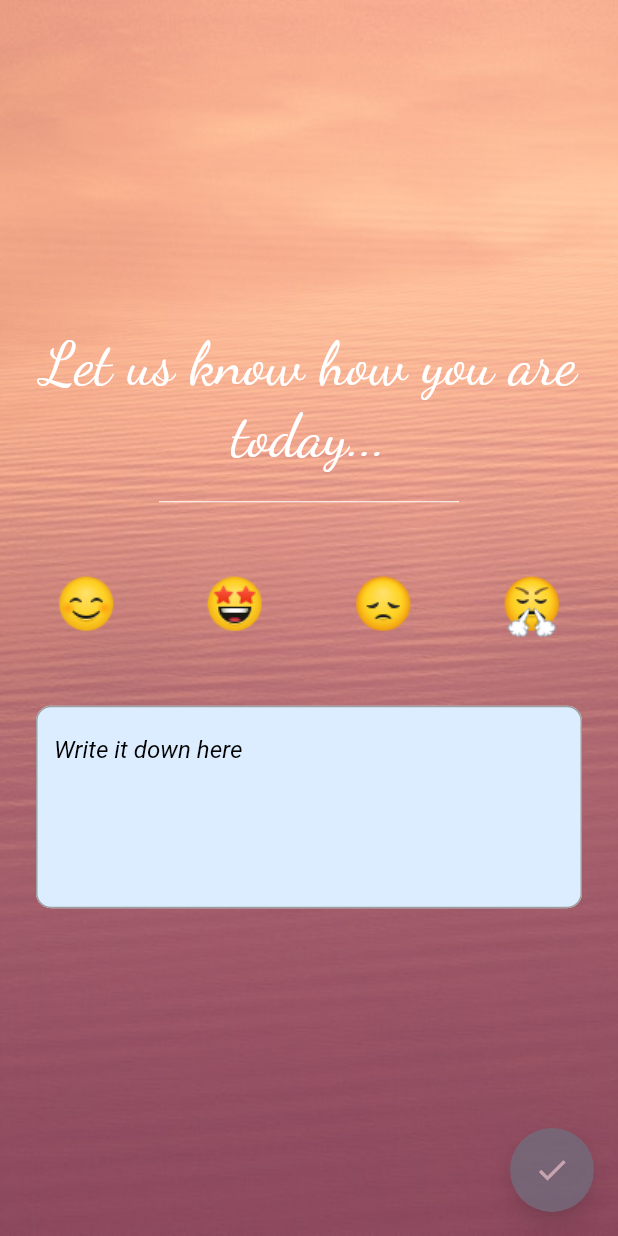
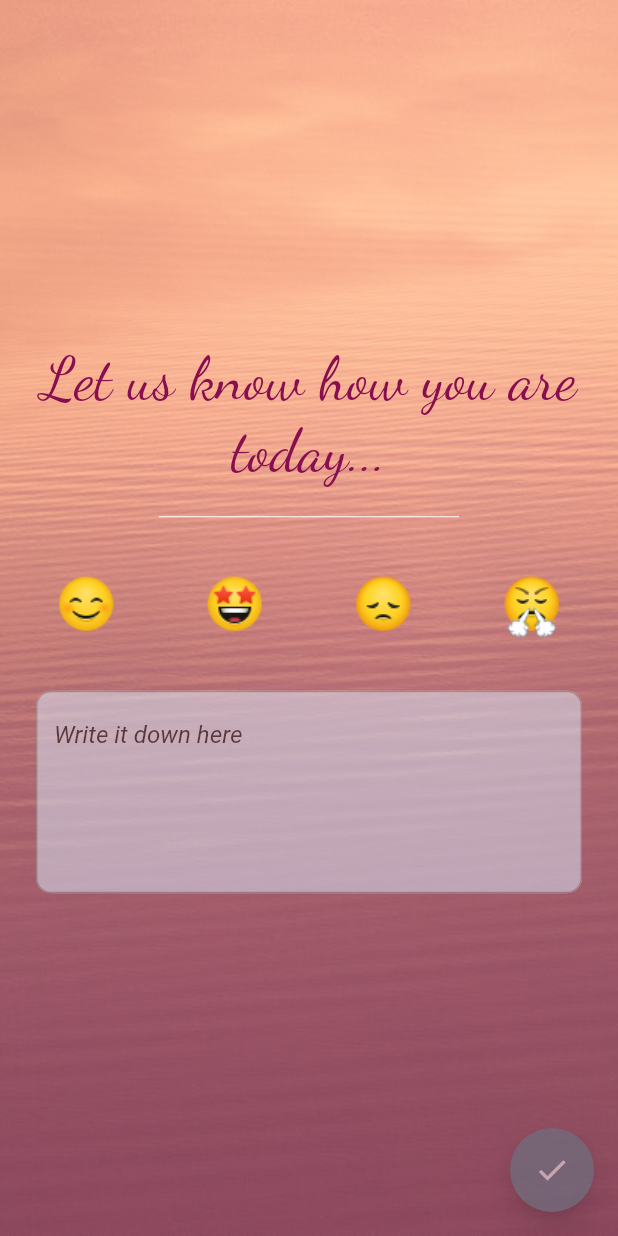
Before and after one commit to angie1015/psique, a Flutter app: the screen it shows after launch, on a phone screen of 412 x 824 dp. Run offline on Flutter 3.47's test engine with Material 2 defaults, Android fonts, the light colour scheme and no system bars; our stand-ins replace audioplayers, google_fonts; missing offline and left inert: flutter_auth0.

Commit message:
minor changes in moodTracker

```diff
--- a/lib/moodTracker.dart
+++ b/lib/moodTracker.dart
@@ -44,7 +44,7 @@ class _Mood extends State<Mood> {
               child: Text(
                 'Let us know how you are today...',
                 textAlign: TextAlign.center,
-                style: GoogleFonts.dancingScript(fontSize: 40, color: Colors.white),
+                style: GoogleFonts.dancingScript(fontSize: 40, color: Colors.pink[900], decorationColor: Colors.white),
               ),
             ),
             SizedBox(
@@ -61,9 +61,9 @@ class _Mood extends State<Mood> {
                   Expanded(
                     child: FlatButton(
                       shape: CircleBorder(),
-                      padding: EdgeInsets.all(16),
+                      padding: EdgeInsets.all(6),
                       child: Image.asset('assets/images/1.png'),
-                      color: isSelected[0] ? Colors.grey : Colors.transparent,
+                      color: isSelected[0] ? Colors.blueGrey: Colors.transparent,
                       onPressed: () {
                         setState(() => toggle(0));
                       },
@@ -72,9 +72,9 @@ class _Mood extends State<Mood> {
                   Expanded(
                     child: FlatButton(
                       shape: CircleBorder(),
-                      padding: EdgeInsets.all(16),
+                      padding: EdgeInsets.all(6),
                       child: Image.asset('assets/images/2.png'),
-                      color: isSelected[1] ? Colors.grey : Colors.transparent,
+                      color: isSelected[1] ? Colors.blueGrey : Colors.transparent,
                       onPressed: () {
                         setState(() => toggle(1));
                       },
@@ -83,9 +83,9 @@ class _Mood extends State<Mood> {
                   Expanded(
                     child: FlatButton(
                       shape: CircleBorder(),
-                      padding: EdgeInsets.all(16),
+                      padding: EdgeInsets.all(6),
                       child: Image.asset('assets/images/3.png'),
-                      color: isSelected[2] ? Colors.grey : Colors.transparent,
+                      color: isSelected[2] ? Colors.blueGrey: Colors.transparent,
                       onPressed: () {
                         setState(() => toggle(2));
                       },
@@ -94,9 +94,9 @@ class _Mood extends State<Mood> {
                   Expanded(
                     child: FlatButton(
                       shape: CircleBorder(),
-                      padding: EdgeInsets.all(16),
+                      padding: EdgeInsets.all(6),
                       child: Image.asset('assets/images/4.png'),
-                      color: isSelected[3] ? Colors.grey : Colors.transparent,
+                      color: isSelected[3] ? Colors.blueGrey : Colors.transparent,
                       onPressed: () {
                         setState(() => toggle(3));
                       },
@@ -111,6 +111,8 @@ class _Mood extends State<Mood> {
             Padding(
               padding: EdgeInsets.symmetric(horizontal: 24.0),
               child: Center(
+                child: Opacity(
+                  opacity: .5,
                   child: TextField(
                     minLines: 5,
                     maxLines: 10,
@@ -133,6 +135,7 @@ class _Mood extends State<Mood> {
                       ),
                     ),
                     controller: controller,
+                  ),
                 ),
               ),
             ),
```
Lines whose indentation alone changed are shown as unchanged.
